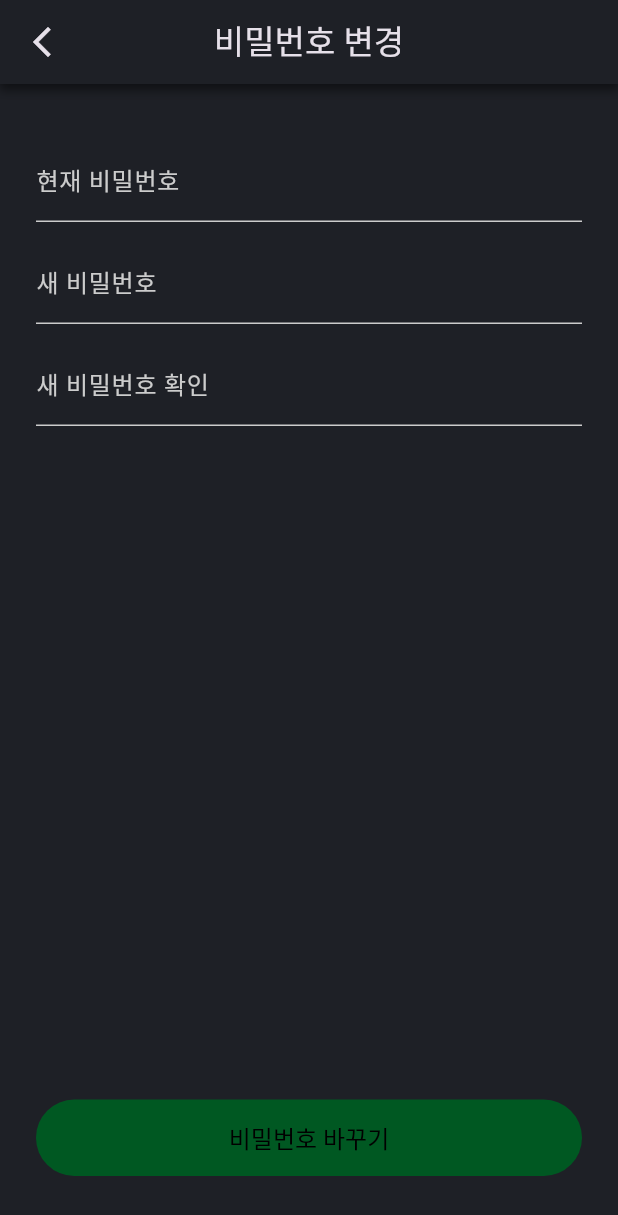
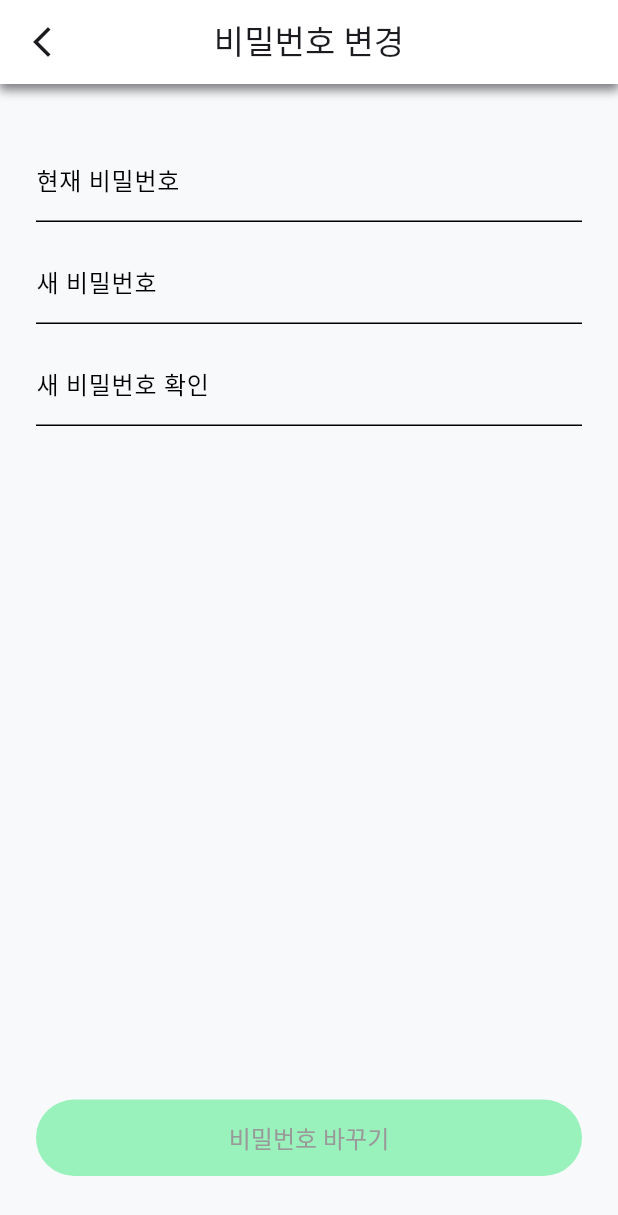
Before and after one commit to mgn1440/JabTraining, a Flutter app: the PasswordEditPage screen opened directly, on a phone screen of 412 x 824 dp. Shown: the top 1215 px of the screen. Run offline on Flutter 3.47's test engine with Material 3 defaults, Android fonts, the phone set to English and light mode, and no system bars; our stand-ins replace auto_size_text, flutter_dotenv, flutter_svg, shared_preferences, supabase_flutter, table_calendar; accounts and stored records are empty.

Commit message:
style: color change to white theme close #77

```diff
--- a/lib/component/buttons.dart
+++ b/lib/component/buttons.dart
@@ -47,7 +47,7 @@ class CustomButtonState extends State<CustomButton> {
                 foregroundColor: WidgetStateProperty.resolveWith<Color>(
                   (Set<WidgetState> states) {
                     if (states.contains(WidgetState.disabled)) {
-                      return grayscaleSwatch[600]!;
+                      return grayscaleSwatch[200]!;
                     }
                     return grayscaleSwatch[600]!;
                   },
@@ -55,15 +55,17 @@ class CustomButtonState extends State<CustomButton> {
                 backgroundColor: WidgetStateProperty.resolveWith<Color>(
                   (Set<WidgetState> states) {
                     if (states.contains(WidgetState.disabled)) {
-                      return primarySwatch[800]!;
+                      return primarySwatch[200]!;
                     }
                     return primarySwatch[500]!;
                   },
                 ),
                 textStyle: WidgetStateProperty.all<TextStyle>(
-                  const TextStyle(
+                  TextStyle(
                     fontSize: 16, // 텍스트 크기
-                    fontWeight: FontWeight.normal, // 텍스트 굵기
+                    color: widget.isEnabled
+                        ? grayscaleSwatch[600]
+                        : grayscaleSwatch[200],
                   ),
                 ),
               ),
@@ -79,15 +81,18 @@ class CustomButtonState extends State<CustomButton> {
               onPressed: widget.isEnabled ? widget.onPressed : null,
               style: OutlinedButton.styleFrom(
                 foregroundColor:
-                    widget.isEnabled ? primarySwatch[500] : primarySwatch[800],
+                    widget.isEnabled ? primarySwatch[500] : primarySwatch[200],
                 side: BorderSide(
                   color: widget.isEnabled
                       ? primarySwatch[500]!
-                      : primarySwatch[800]!,
+                      : primarySwatch[200]!,
                 ),
-                textStyle: const TextStyle(
+                textStyle: TextStyle(
                   fontSize: 16, // 텍스트 크기
                   fontWeight: FontWeight.normal, // 텍스트 굵기
+                  color: widget.isEnabled
+                      ? grayscaleSwatch[600]
+                      : grayscaleSwatch[200],
                 ),
               ),
               child: widget.child,
@@ -98,7 +103,10 @@ class CustomButtonState extends State<CustomButton> {
             onPressed: widget.isEnabled ? widget.onPressed : null,
             style: TextButton.styleFrom(
               foregroundColor:
-                  widget.isEnabled ? primarySwatch[500] : primarySwatch[800],
+                  widget.isEnabled ? primarySwatch[500] : primarySwatch[200],
+              textStyle: TextStyle(
+                fontWeight: FontWeight.w900,
+              ),
             ),
             child: widget.child,
           );
@@ -167,7 +175,8 @@ class SelectButtonGroupState extends State<SelectButtonGroup> {
                       : grayscaleSwatch[100]!,
                 ),
               ),
-              child: Text(widget.buttonLabels[index]),
+              child: Text(widget.buttonLabels[index],
+                  style: const TextStyle(fontWeight: FontWeight.w100)),
             ),
           ),
         );
--- a/lib/component/custom_app_bar.dart
+++ b/lib/component/custom_app_bar.dart
@@ -15,7 +15,7 @@ class CustomAppBar extends StatelessWidget implements PreferredSizeWidget {
   Widget build(BuildContext context) {
     return Container(
       decoration: BoxDecoration(
-        color: background.withOpacity(1.0), // 배경색 설정
+        color: background2.withOpacity(1.0), // 배경색 설정
         boxShadow: [
           BoxShadow(
             color: Colors.black.withOpacity(0.5), // 그림자 색상 및 투명도 설정
--- a/lib/component/gym_select_app_bar.dart
+++ b/lib/component/gym_select_app_bar.dart
@@ -1,4 +1,5 @@
 import 'package:flutter/material.dart';
+import 'package:jab_training/component/buttons.dart';
 import 'package:provider/provider.dart';
 import 'package:jab_training/const/color.dart';
 import 'package:jab_training/provider/location_provider.dart';
@@ -28,6 +29,7 @@ class GymSelectAppBar extends StatelessWidget implements PreferredSizeWidget {
       preferredSize: const Size.fromHeight(54),
       child: AppBar(
         backgroundColor: background,
+        scrolledUnderElevation: 0,
         title: Consumer<LocationProvider>(
           builder: (context, locationProvider, child) {
             return Center(
@@ -53,14 +55,21 @@ class GymSelectAppBar extends StatelessWidget implements PreferredSizeWidget {
                       ],
                     ),
                   ),
+                  // CustomButton(
+                  //   isEnabled: true,
+                  //   buttonType: ButtonType.text,
+                  //   onPressed: () async => selectGymLocation(context),
+                  //   columnCount: 1,
+                  //   child: const Text('바꾸기'),
+                  // )
                   TextButton(
                       onPressed: () => selectGymLocation(context),
                       child: Text(
                         '바꾸기',
                         style: TextStyle(
                           color: primarySwatch[500],
-                          fontSize: 14,
-                          fontWeight: FontWeight.w600,
+                          fontSize: 16,
+                          fontWeight: FontWeight.w900,
                         ),
                       ))
                 ],
--- a/lib/const/color.dart
+++ b/lib/const/color.dart
@@ -16,13 +16,19 @@ const MaterialColor primarySwatch = MaterialColor(
 );
 
 const Color background = Color(
-  0xFF1E2026, // 배경 색상
+  // 0xFF1E2026, // 배경 색상
+  0xFFF8F9FB,
+  // 0xFFEDEDED,
+);
+
+const Color background2 = Color(
+  0xFFFFFFFF,
 );
 
 const MaterialColor grayscaleSwatch = MaterialColor(
   0xFF24272C, // 기본 색상
   <int, Color>{
-    100: Color(0xFFCCCCCC), // #CCCCCC
+    100: Color(0xFF000000), // #CCCCCC
     200: Color(0xFF999999), // #999999
     300: Color(0xFF666666), // #666666
     400: Color(0xFF333333), // #333333
--- a/lib/main.dart
+++ b/lib/main.dart
@@ -38,7 +38,7 @@ class MyApp extends StatelessWidget {
       ],
       child: MaterialApp(
         title: 'Supabase Flutter',
-        theme: ThemeData.dark().copyWith(
+        theme: ThemeData.light().copyWith(
           scaffoldBackgroundColor: background,
           inputDecorationTheme: InputDecorationTheme(
             enabledBorder: UnderlineInputBorder(
--- a/lib/pages/home_page.dart
+++ b/lib/pages/home_page.dart
@@ -86,7 +86,7 @@ class _HomePageState extends State<HomePage> {
           ],
           currentIndex: _selectedIndex,
           selectedItemColor: primarySwatch[500],
-          backgroundColor: background,
+          backgroundColor: background2,
           onTap: _onItemTapped,
         ),
       ),
```
